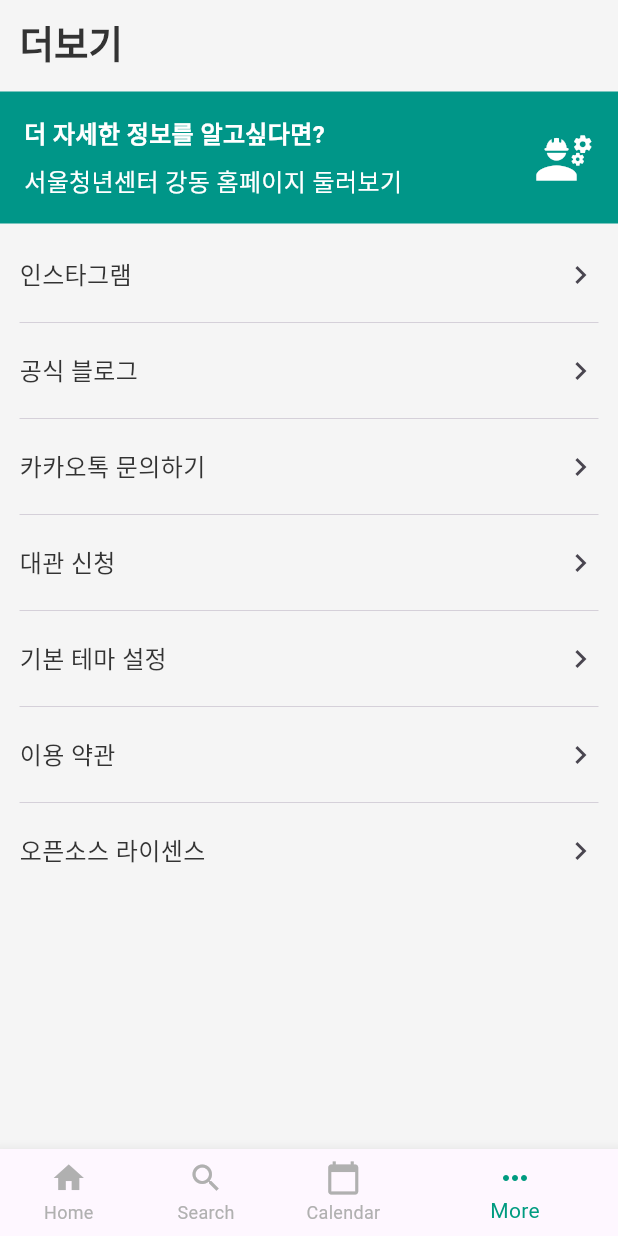
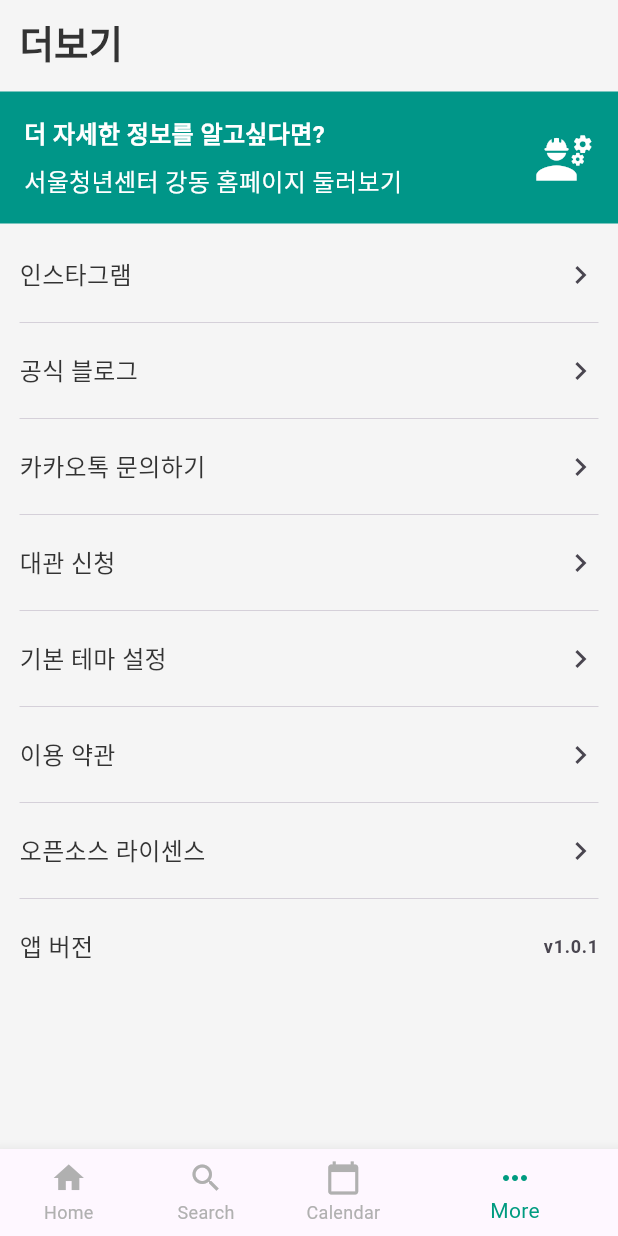
Before and after one commit to onthelots/gd_youth_talk, a Flutter app: the screen it shows after launch, item 4 of the bottom bar chosen, on a phone screen of 412 x 824 dp. Run offline on Flutter 3.47's test engine with Material 3 defaults, Android fonts, the phone set to English and light mode, and no system bars; our stand-ins replace cached_network_image, cloud_firestore, equatable, firebase_core, flutter_bloc, flutter_dotenv and 7 more; missing offline and left inert: flutter_inappwebview; accounts and stored records are empty; generated files the repository leaves out were written again.

Commit message:
[Add] App version check 로직 추가

```diff
--- a/gd_youth_talk/lib/main.dart
+++ b/gd_youth_talk/lib/main.dart
@@ -3,6 +3,7 @@ import 'package:flutter/foundation.dart';
 import 'package:flutter/material.dart';
 import 'package:flutter_bloc/flutter_bloc.dart';
 import 'package:flutter_inappwebview/flutter_inappwebview.dart';
+import 'package:gd_youth_talk/src/core/app_info/app_info_cubit.dart';
 import 'package:gd_youth_talk/src/domain/repositories/program_repository.dart';
 import 'package:gd_youth_talk/src/presentation/calendar/bloc/selectedProgramBloc/selected_calendar_bloc.dart';
 import 'package:gd_youth_talk/src/presentation/detail/bloc/detail_bloc.dart';
@@ -54,6 +55,10 @@ void main() async {
   // env -> API, Secret Key 등을 저장하는 .env 파일 로드
   await dotenv.load();
 
+  // TODO:- App version check
+  // 현재 디바이스의 버전 vs Remote config
+
+
   Future.delayed(Duration(seconds: 2), () {
     runApp(MyApp());
   });
@@ -73,6 +78,10 @@ class MyApp extends StatelessWidget {
             ..add(
               ThemeChanged(themeMode: ThemeMode.system), // 기본값으로 시스템 테마 설정
             ),
+        ),
+
+        BlocProvider(
+          create: (context) => AppInfoCubit()..fetchAppVersion(),
         ),
 
         // Bottom Navigation
--- /dev/null
+++ b/gd_youth_talk/lib/src/core/app_info/app_info_cubit.dart
@@ -0,0 +1,14 @@
+import 'package:flutter_bloc/flutter_bloc.dart';
+import 'package:package_info_plus/package_info_plus.dart';
+
+class AppInfoCubit extends Cubit<String> {
+  AppInfoCubit() : super('Loading...');
+
+  /// fetch App Version (디바이스)
+  Future<void> fetchAppVersion() async {
+    final packageInfo = await PackageInfo.fromPlatform();
+    emit(packageInfo.version);
+  }
+
+  /// App version vs Remote Config version
+}
--- a/gd_youth_talk/lib/src/core/utils.dart
+++ b/gd_youth_talk/lib/src/core/utils.dart
@@ -1,5 +1,6 @@
 import 'package:flutter/material.dart';
 import 'package:intl/intl.dart';
+import 'package:package_info_plus/package_info_plus.dart';
 
 /// From Hex
 Color getColorFromHex(String hexColor) {
--- a/gd_youth_talk/lib/src/data/sources/programs_datasource.dart
+++ b/gd_youth_talk/lib/src/data/sources/programs_datasource.dart
@@ -1,5 +1,6 @@
 import 'package:cloud_firestore/cloud_firestore.dart';
 import 'package:gd_youth_talk/src/data/models/program_model.dart';
+import 'package:package_info_plus/package_info_plus.dart';
 
 class ProgramDataSource {
   final FirebaseFirestore _firestore;
--- a/gd_youth_talk/lib/src/presentation/calendar/calendar_screen.dart
+++ b/gd_youth_talk/lib/src/presentation/calendar/calendar_screen.dart
@@ -134,14 +134,14 @@ class _CalendarScreenState extends State<CalendarScreen> {
                         child: Container(
                           height: 35,
                           width: 35,
-                          decoration: BoxDecoration(
+                          decoration: const BoxDecoration(
                               shape: BoxShape.circle,
                               color: Colors.blueAccent
                           ),
                           child: Center(
                             child: Text(
                               '${day.day}',
-                              style: TextStyle(
+                              style: const TextStyle(
                                 color: Colors.white,
                                 fontWeight: FontWeight.bold,
                               ),
--- a/gd_youth_talk/lib/src/presentation/more/more_screen.dart
+++ b/gd_youth_talk/lib/src/presentation/more/more_screen.dart
@@ -1,4 +1,6 @@
 import 'package:flutter/material.dart';
+import 'package:flutter_bloc/flutter_bloc.dart';
+import 'package:gd_youth_talk/src/core/app_info/app_info_cubit.dart';
 import 'package:gd_youth_talk/src/core/constants.dart';
 import 'package:gd_youth_talk/src/core/routes.dart';
 import 'package:gd_youth_talk/src/presentation/more/oss_license_screen.dart';
@@ -18,7 +20,6 @@ final menuItems = [
 ];
 
 class MoreScreen extends StatelessWidget {
-  String _appVersion = 'v1.0'; // 앱 버전 상태
 
   @override
   Widget build(BuildContext context) {
@@ -41,7 +42,7 @@ class MoreScreen extends StatelessWidget {
       body: Padding(
         padding: EdgeInsets.only(top: 5),
         child: ListView.separated(
-          itemCount: menuItems.length, // 상단 배너 +1
+          itemCount: menuItems.length + 1, // 상단 배너 +1
           itemBuilder: (context, index) {
 
             /// 1. 배너 항목
@@ -53,10 +54,18 @@ class MoreScreen extends StatelessWidget {
               /// 2. 앱 버전
             } else if (index == menuItems.length) {
               final menuItem = menuItems.last;
-              return MenuTile(
-                menuTitle: menuItem.menuTitle,
-                onTap: null, // onTap 없음
-                trailing: Text(_appVersion), // 앱 버전 표시
+
+              // App Version (cubit)
+              return BlocBuilder<AppInfoCubit, String>(
+                builder: (context, version) {
+                  return MenuTile(
+                    menuTitle: menuItem.menuTitle,
+                    onTap: null, // onTap 없음
+                    trailing: Text(
+                      'v${version}',
+                    ),
+                  );
+                },
               );
 
               /// 3. '기본 테마 설정' 메뉴 항목
--- a/gd_youth_talk/lib/src/presentation/web/webview_screen.dart
+++ b/gd_youth_talk/lib/src/presentation/web/webview_screen.dart
@@ -42,7 +42,7 @@ class _WebViewScreenState extends State<WebViewScreen> {
     TextTheme textTheme = Theme.of(context).textTheme;
     return Scaffold(
       appBar: AppBar(
-
+        backgroundColor: Theme.of(context).scaffoldBackgroundColor,
         /// leading : pop Button
         leading: IconButton(
           icon: const Icon(Icons.close),
```
Also changed, not shown: gd_youth_talk/lib/src/core/app_info/package_info_service.dart (added, +8 -0 lines), gd_youth_talk/lib/src/presentation/more/oss_license_screen.dart (+6 -2 lines), gd_youth_talk/pubspec.yaml (+7 -1 lines), gd_youth_talk/pubspec.lock, 5 other files.
